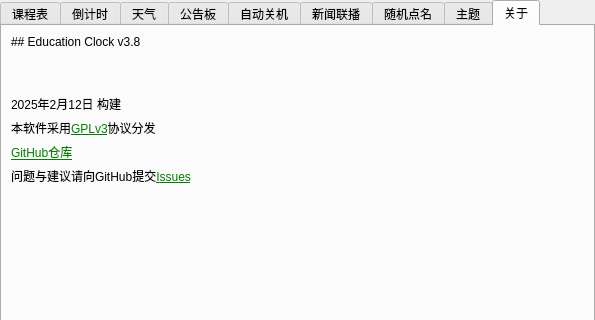
Old version of the form ui/setting.ui in the repository Return-Log/Education-Clock; both pictures show x 0 to 595 and y 0 to 320 of the 595 by 630 pixel window.
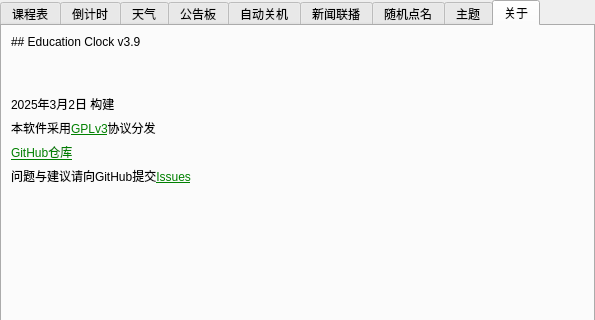
New version of the form. The open tabs and pages were chosen to show the change. Icons and pictures are not drawn.

```diff
--- a/ui/setting.ui
+++ b/ui/setting.ui
@@ -759,7 +759,7 @@
        <item row="0" column="1" colspan="3">
         <widget class="QLabel" name="label_32">
          <property name="text">
-          <string>## Education Clock v3.8</string>
+          <string>## Education Clock v3.9</string>
          </property>
          <property name="textFormat">
           <enum>Qt::MarkdownText</enum>
@@ -841,7 +841,7 @@
        <item row="2" column="1" colspan="3">
         <widget class="QLabel" name="label_33">
          <property name="text">
-          <string>2025年2月12日 构建</string>
+          <string>2025年3月2日 构建</string>
          </property>
         </widget>
        </item>
```
Left out of the diff: 2 changed lines with no effect on the pictures.
